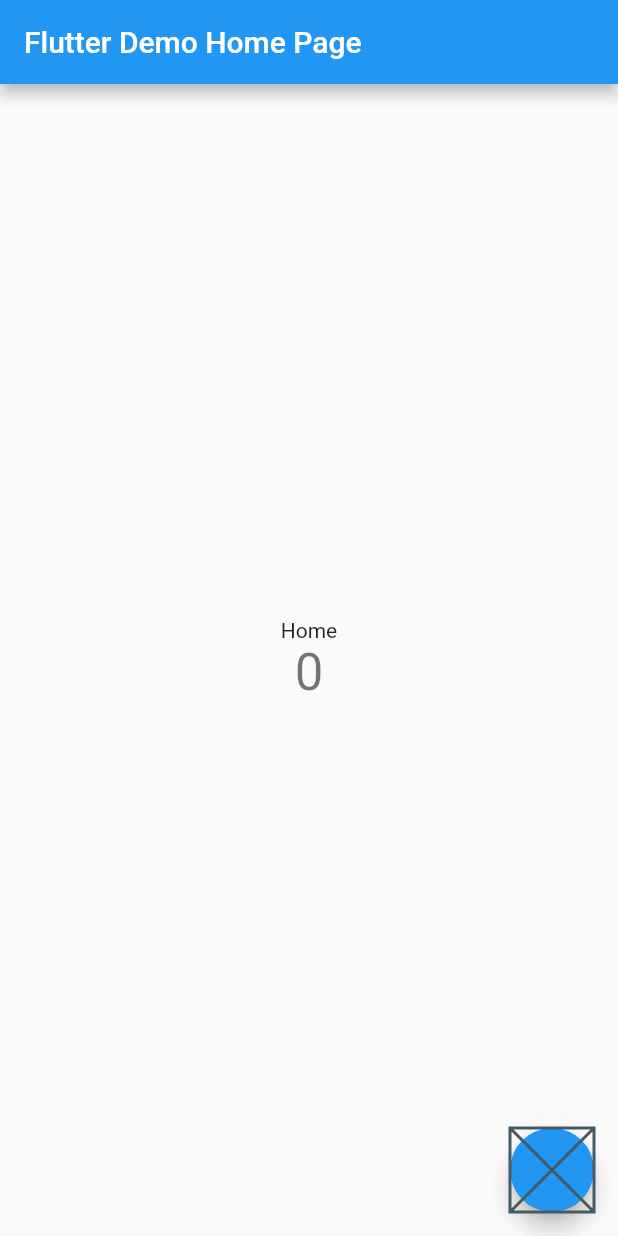
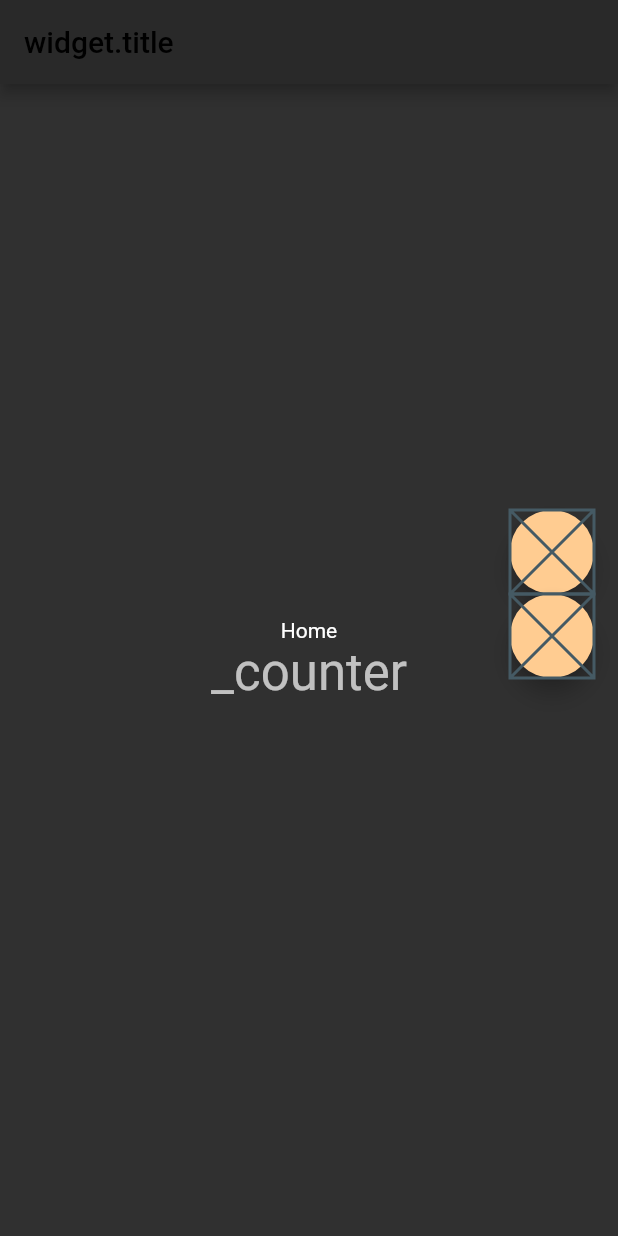
Before and after one commit to khudysh/Academus_2.0, a Flutter app: the screen it shows after launch, on a phone screen of 412 x 824 dp. Run offline on Flutter 3.47's test engine with Material 2 defaults, Android fonts, the light colour scheme and no system bars; our stand-ins replace flutter_riverpod; generated files the repository leaves out were written again.

Commit message:
Added riverpod & added change theme/locale providers

```diff
--- a/lib/main.dart
+++ b/lib/main.dart
@@ -1,23 +1,31 @@
+import 'package:academus_2/core/domain/providers/app_locator.dart';
+import 'package:academus_2/core/domain/providers/service_locator.dart';
 import 'package:academus_2/core/l10n/all_locales.dart';
+import 'package:academus_2/core/theme/theme.dart';
 import 'package:flutter/material.dart';
 import 'package:flutter_localizations/flutter_localizations.dart';
 import 'package:flutter_gen/gen_l10n/app_localizations.dart';
+import 'package:flutter_riverpod/flutter_riverpod.dart';
+
+final ServiceLocator serviceLocator = AppLocator();
 
 void main() {
-  runApp(const MyApp());
+  serviceLocator.init();
+  runApp(const ProviderScope(
+    child: App(),
+  ));
 }
 
-class MyApp extends StatelessWidget {
-  const MyApp({super.key});
+class App extends ConsumerWidget {
+  const App({super.key});
 
   @override
-  Widget build(BuildContext context) {
+  Widget build(BuildContext context, WidgetRef ref) {
+    final state = ref.watch(serviceLocator.settingsProvider);
     return MaterialApp(
       title: 'Flutter Demo',
-      theme: ThemeData(
-        primarySwatch: Colors.blue,
-      ),
-      locale: AppLocalizations.supportedLocales.first,
+      theme: state.theme,
+      locale: state.locale,
       supportedLocales: AllLocale.all,
       localizationsDelegates: const [
         AppLocalizations.delegate,
@@ -25,34 +33,20 @@ class MyApp extends StatelessWidget {
         GlobalWidgetsLocalizations.delegate,
         GlobalCupertinoLocalizations.delegate,
       ],
-      home: const MyHomePage(title: 'Flutter Demo Home Page'),
+      home: MyHomePage(),
     );
   }
 }
 
-class MyHomePage extends StatefulWidget {
-  const MyHomePage({super.key, required this.title});
-
-  final String title;
+class MyHomePage extends ConsumerWidget {
+  const MyHomePage({super.key});
 
   @override
-  State<MyHomePage> createState() => _MyHomePageState();
-}
-
-class _MyHomePageState extends State<MyHomePage> {
-  int _counter = 0;
-
-  void _incrementCounter() {
-    setState(() {
-      _counter++;
-    });
-  }
-
-  @override
-  Widget build(BuildContext context) {
+  Widget build(BuildContext context, WidgetRef ref) {
+    final settingsProvider = ref.watch(serviceLocator.settingsProvider);
     return Scaffold(
       appBar: AppBar(
-        title: Text(widget.title),
+        title: Text('widget.title'),
       ),
       body: Center(
         child: Column(
@@ -62,17 +56,37 @@ class _MyHomePageState extends State<MyHomePage> {
               AppLocalizations.of(context).homeScreenMainTitle,
             ),
             Text(
-              '$_counter',
+              '_counter',
               style: Theme.of(context).textTheme.headlineMedium,
             ),
+
           ],
         ),
       ),
-      floatingActionButton: FloatingActionButton(
-        onPressed: _incrementCounter,
-        tooltip: 'Increment',
-        child: const Placeholder(),
-      ), // This trailing comma makes auto-formatting nicer for build methods.
+      floatingActionButton: Column(
+        mainAxisAlignment: MainAxisAlignment.center,
+        children: [
+          FloatingActionButton(
+            onPressed: () => {
+              ref
+                  .read(serviceLocator.settingsProvider.notifier)
+                  .changeLocale(settingsProvider.locale),
+            },
+            tooltip: 'Increment',
+            child: const Placeholder(),
+          ),
+          FloatingActionButton(
+            onPressed: () => {
+              ref
+                  .read(serviceLocator.settingsProvider.notifier)
+                  .changeTheme(settingsProvider.theme),
+            },
+            tooltip: 'Increment',
+            child: const Placeholder(),
+          ),
+        ],
+      ),
+
     );
   }
 }
--- a/pubspec.yaml
+++ b/pubspec.yaml
@@ -40,6 +40,7 @@ dependencies:
   go_router: ^6.5.9
   intl: ^0.17.0
   dio: ^5.1.2
+  flutter_riverpod: ^2.3.6
 
 dev_dependencies:
   flutter_test:
```
Also changed, not shown: lib/core/domain/providers/app_locator.dart (added, +28 -0 lines), lib/core/domain/providers/service_locator.dart (added, +20 -0 lines), lib/core/domain/states/settings_notifier.dart (added, +25 -0 lines), lib/core/domain/states/settings_state.dart (added, +8 -0 lines), 1 other file.
